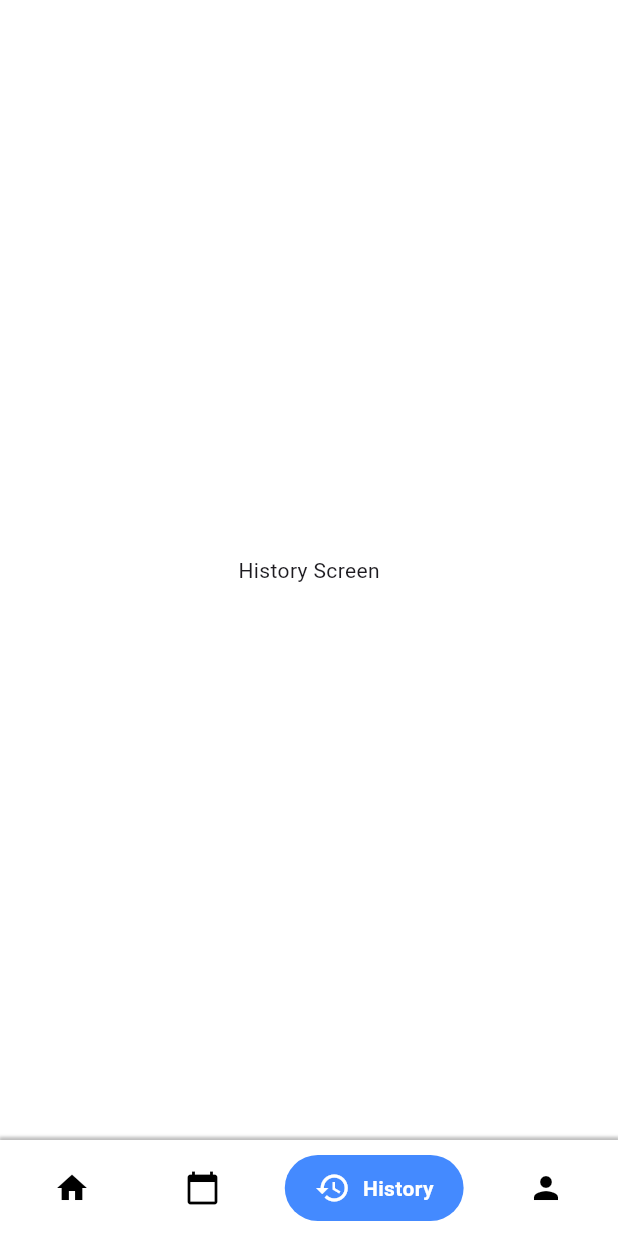
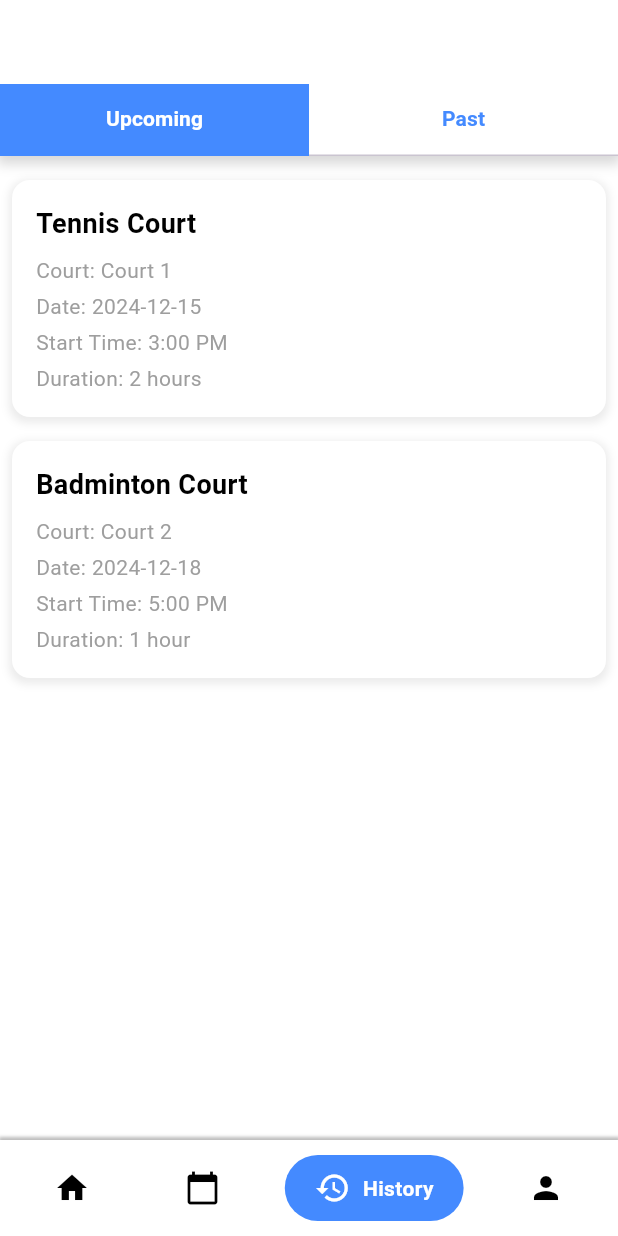
Before and after one commit to teenesh10/Daiman-Mobile-App, a Flutter app: the NavBar screen opened by its route, item 3 of the bottom bar chosen, on a phone screen of 412 x 824 dp. Run offline on Flutter 3.47's test engine with Material 3 defaults, Android fonts, the light colour scheme and no system bars; drawn by our look-alikes of google_nav_bar; our stand-ins replace awesome_snackbar_content, cloud_firestore, firebase_auth, firebase_core, flutter_screenutil, google_fonts and 2 more; accounts and stored records are empty; Roboto replaces fonts that are missing (Poppins).

Commit message:
added booking history page

```diff
--- a/daiman_mobile/lib/main.dart
+++ b/daiman_mobile/lib/main.dart
@@ -6,6 +6,7 @@ import 'package:daiman_mobile/views/auth/forgot_password.dart';
 import 'package:daiman_mobile/views/auth/login.dart';
 import 'package:daiman_mobile/views/auth/register.dart';
 import 'package:daiman_mobile/views/booking/booking.dart';
+import 'package:daiman_mobile/views/booking/booking_history.dart';
 import 'package:daiman_mobile/views/booking/facility_list.dart';
 import 'package:daiman_mobile/views/profile/profile.dart';
 import 'package:flutter/material.dart';
@@ -109,6 +110,10 @@ class MyApp extends StatelessWidget {
         return MaterialPageRoute(builder: (BuildContext context) {
           return const FacilityListPage(); // Forgot password page
         });
+      case "/history":
+        return MaterialPageRoute(builder: (BuildContext context) {
+          return const BookingHistoryPage(); // Forgot password page
+        });
       default:
         return MaterialPageRoute(builder: (BuildContext context) {
           return const NavBar(); // Fallback to Home page
--- a/daiman_mobile/lib/navbar.dart
+++ b/daiman_mobile/lib/navbar.dart
@@ -2,6 +2,7 @@
 
 import 'package:daiman_mobile/home_page.dart';
 import 'package:daiman_mobile/views/booking/booking.dart';
+import 'package:daiman_mobile/views/booking/booking_history.dart';
 import 'package:daiman_mobile/views/profile/profile.dart';
 import 'package:flutter/material.dart';
 import 'package:google_nav_bar/google_nav_bar.dart';
@@ -19,8 +20,8 @@ class _NavBarState extends State<NavBar> {
   final List<Widget> _pages = [
     const HomePage(),
     const BookingPage(),
-    const Center(child: Text('History Screen')),
-     ProfilePage(),
+    const BookingHistoryPage(),
+    ProfilePage(),
   ];
 
   void _onItemTapped(int index) {
--- /dev/null
+++ b/daiman_mobile/lib/views/booking/booking_history.dart
@@ -0,0 +1,65 @@
+import 'package:daiman_mobile/views/widgets/history_tab.dart';
+import 'package:flutter/material.dart';
+
+class BookingHistoryPage extends StatelessWidget {
+  const BookingHistoryPage({super.key});
+
+  @override
+  Widget build(BuildContext context) {
+    return Scaffold(
+      appBar: AppBar(
+        backgroundColor: Colors.white, // AppBar background color
+        elevation: 0, // No shadow for the AppBar
+        automaticallyImplyLeading: false, // Hides the back button
+      ),
+      body: Container(
+        color: Colors.white, // Set a white background
+        child: DefaultTabController(
+          length: 2,
+          child: Column(
+            children: [
+              Container(
+                decoration: BoxDecoration(
+                  color: Colors.white, // TabBar background color
+                  boxShadow: [
+                    BoxShadow(
+                      color: Colors.grey.withOpacity(0.4),
+                      spreadRadius: 2,
+                      blurRadius: 6,
+                      offset: const Offset(0, 3),
+                    ),
+                  ],
+                ),
+                child: const TabBar(
+                  indicator: BoxDecoration(
+                    color: Colors.blueAccent, // Indicator color
+                    // Make the indicator expand to each tab's width
+                    borderRadius: BorderRadius.zero,
+                  ),
+                  labelColor: Colors.white, // Active tab text color
+                  unselectedLabelColor:
+                      Colors.blueAccent, // Inactive tab text color
+                  labelStyle: TextStyle(fontWeight: FontWeight.bold),
+                  tabs: [
+                    Tab(text: 'Upcoming'), // First tab
+                    Tab(text: 'Past'), // Second tab
+                  ],
+                  indicatorSize: TabBarIndicatorSize
+                      .tab, // Makes the indicator expand to the tab size
+                ),
+              ),
+              const Expanded(
+                child: TabBarView(
+                  children: [
+                    BookingHistoryTab(isUpcoming: true), // Upcoming bookings
+                    BookingHistoryTab(isUpcoming: false), // Past bookings
+                  ],
+                ),
+              ),
+            ],
+          ),
+        ),
+      ),
+    );
+  }
+}
--- /dev/null
+++ b/daiman_mobile/lib/views/widgets/history_card.dart
@@ -0,0 +1,83 @@
+import 'package:flutter/material.dart';
+
+class BookingCard extends StatelessWidget {
+  final String facility;
+  final String court;
+  final String date;
+  final String startTime;
+  final String duration;
+
+  const BookingCard({
+    super.key,
+    required this.facility,
+    required this.court,
+    required this.date,
+    required this.startTime,
+    required this.duration,
+  });
+
+  @override
+  Widget build(BuildContext context) {
+    return Container(
+      margin: const EdgeInsets.symmetric(vertical: 8.0),
+      padding: const EdgeInsets.all(16.0),
+      decoration: BoxDecoration(
+        color: Colors.white,
+        borderRadius: BorderRadius.circular(12),
+        boxShadow: [
+          BoxShadow(
+            color: Colors.grey.withOpacity(0.2),
+            spreadRadius: 2,
+            blurRadius: 4,
+            offset: const Offset(0, 2),
+          ),
+        ],
+      ),
+      child: Column(
+        crossAxisAlignment: CrossAxisAlignment.start,
+        children: [
+          Text(
+            facility,
+            style: const TextStyle(
+              fontWeight: FontWeight.bold,
+              fontSize: 18,
+              color: Colors.black, // Facility name color
+            ),
+          ),
+          const SizedBox(height: 8),
+          Text(
+            'Court: $court',
+            style: const TextStyle(
+              fontSize: 14,
+              color: Colors.grey,
+            ),
+          ),
+          const SizedBox(height: 4),
+          Text(
+            'Date: $date',
+            style: const TextStyle(
+              fontSize: 14,
+              color: Colors.grey,
+            ),
+          ),
+          const SizedBox(height: 4),
+          Text(
+            'Start Time: $startTime',
+            style: const TextStyle(
+              fontSize: 14,
+              color: Colors.grey,
+            ),
+          ),
+          const SizedBox(height: 4),
+          Text(
+            'Duration: $duration',
+            style: const TextStyle(
+              fontSize: 14,
+              color: Colors.grey,
+            ),
+          ),
+        ],
+      ),
+    );
+  }
+}
--- /dev/null
+++ b/daiman_mobile/lib/views/widgets/history_tab.dart
@@ -0,0 +1,63 @@
+import 'package:daiman_mobile/views/widgets/history_card.dart';
+import 'package:flutter/material.dart';
+
+class BookingHistoryTab extends StatelessWidget {
+  final bool isUpcoming;
+
+  const BookingHistoryTab({super.key, required this.isUpcoming});
+
+  @override
+  Widget build(BuildContext context) {
+    // Static data for demonstration
+    final List<Map<String, String>> bookings = isUpcoming
+        ? [
+            {
+              'facility': 'Tennis Court',
+              'court': 'Court 1',
+              'date': '2024-12-15',
+              'startTime': '3:00 PM',
+              'duration': '2 hours',
+            },
+            {
+              'facility': 'Badminton Court',
+              'court': 'Court 2',
+              'date': '2024-12-18',
+              'startTime': '5:00 PM',
+              'duration': '1 hour',
+            },
+          ]
+        : [
+            {
+              'facility': 'Soccer Field',
+              'court': 'Field A',
+              'date': '2024-10-10',
+              'startTime': '7:00 PM',
+              'duration': '2 hours',
+            },
+            {
+              'facility': 'Basketball Court',
+              'court': 'Court B',
+              'date': '2024-10-12',
+              'startTime': '8:00 PM',
+              'duration': '1.5 hours',
+            },
+          ];
+
+    return Padding(
+      padding: const EdgeInsets.all(8.0),
+      child: ListView.builder(
+        itemCount: bookings.length,
+        itemBuilder: (context, index) {
+          final booking = bookings[index];
+          return BookingCard(
+            facility: booking['facility']!,
+            court: booking['court']!,
+            date: booking['date']!,
+            startTime: booking['startTime']!,
+            duration: booking['duration']!,
+          );
+        },
+      ),
+    );
+  }
+}
```
